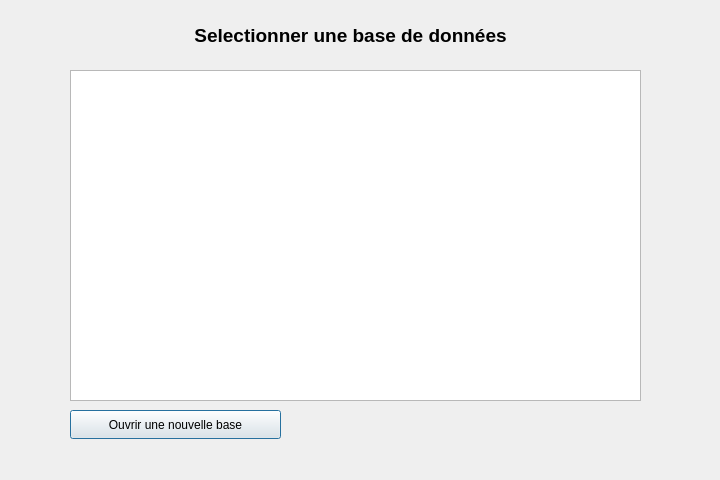
Old version of the form dblist.ui in the repository HenriSalard/QT_TP1.
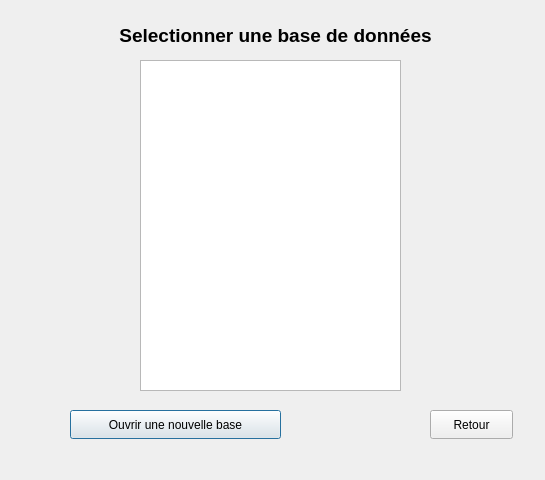
New version of the form.

```diff
--- a/dblist.ui
+++ b/dblist.ui
@@ -6,7 +6,7 @@
    <rect>
     <x>0</x>
     <y>0</y>
-    <width>720</width>
+    <width>545</width>
     <height>480</height>
    </rect>
   </property>
@@ -16,9 +16,9 @@
   <widget class="QTableWidget" name="tableWidget">
    <property name="geometry">
     <rect>
-     <x>70</x>
-     <y>70</y>
-     <width>571</width>
+     <x>140</x>
+     <y>60</y>
+     <width>261</width>
      <height>331</height>
     </rect>
    </property>
@@ -26,9 +26,9 @@
   <widget class="QLabel" name="label">
    <property name="geometry">
     <rect>
-     <x>-10</x>
+     <x>10</x>
      <y>20</y>
-     <width>721</width>
+     <width>531</width>
      <height>31</height>
     </rect>
    </property>
@@ -58,6 +58,19 @@
     <string>Ouvrir une nouvelle base</string>
    </property>
   </widget>
+  <widget class="QPushButton" name="pushButton_2">
+   <property name="geometry">
+    <rect>
+     <x>430</x>
+     <y>410</y>
+     <width>83</width>
+     <height>29</height>
+    </rect>
+   </property>
+   <property name="text">
+    <string>Retour</string>
+   </property>
+  </widget>
  </widget>
  <resources/>
  <connections/>
```
